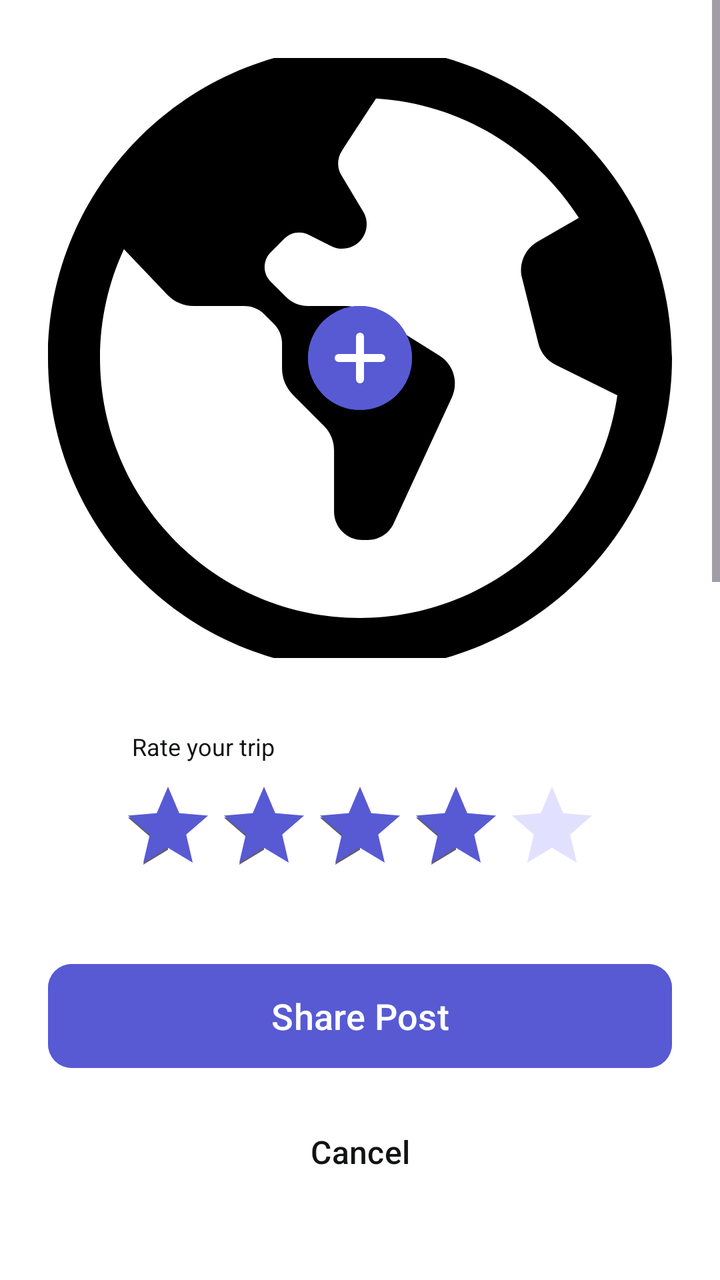
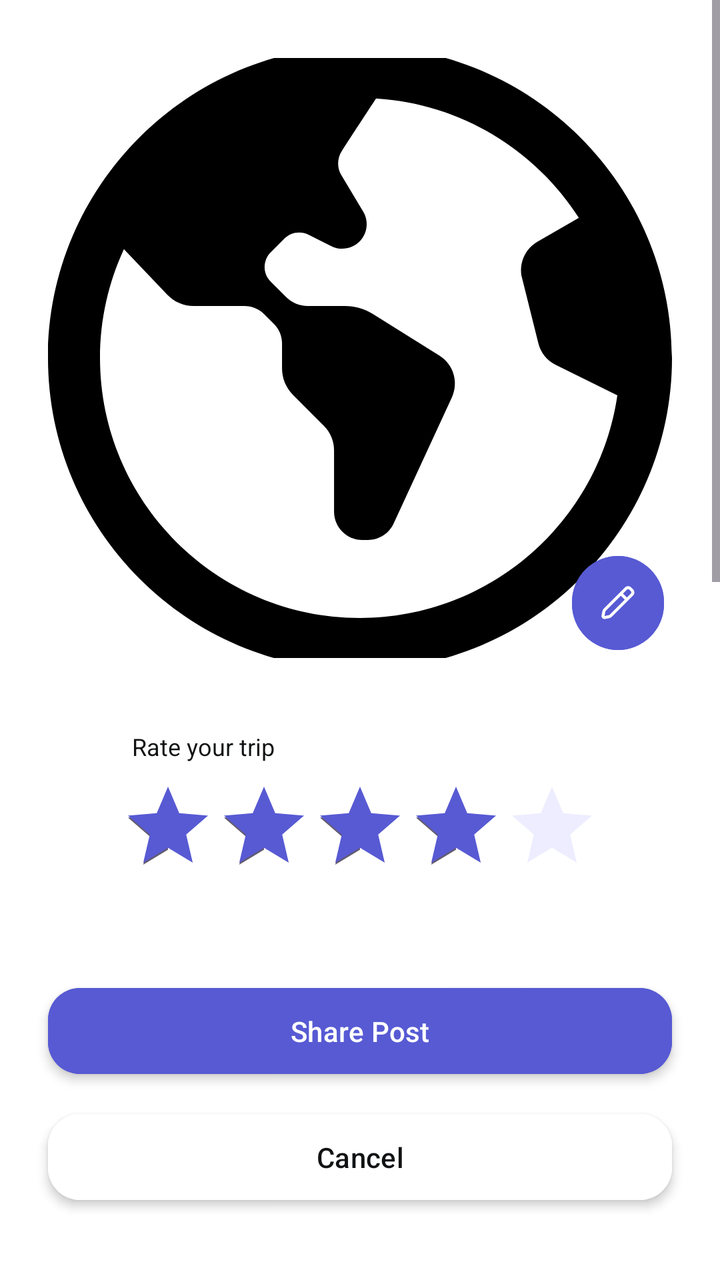

Before-and-after screenshots of an Android layout around one commit, followed by the original layout XML and the change that was made.
<!-- AndroidManifest.xml: application theme Theme.SpaceAdvisor -->
<!-- res/layout/fragment_create_post.xml -->
<?xml version="1.0" encoding="utf-8"?>
<androidx.appcompat.widget.LinearLayoutCompat xmlns:android="http://schemas.android.com/apk/res/android"
    xmlns:app="http://schemas.android.com/apk/res-auto"
    android:layout_width="match_parent"
    android:layout_height="match_parent"
    android:background="@color/background"
    android:fillViewport="true">

    <LinearLayout
        android:layout_width="match_parent"
        android:layout_height="match_parent"
        android:orientation="vertical">

        <ScrollView
            android:layout_width="match_parent"
            android:layout_height="0dp"
            android:layout_weight="1">

            <LinearLayout
                android:layout_width="match_parent"
                android:layout_height="0dp"
                android:orientation="vertical"
                android:padding="24dp">

                <FrameLayout
                    android:layout_width="match_parent"
                    android:layout_height="300dp"
                    android:layout_marginTop="5dp">

                    <com.google.android.material.imageview.ShapeableImageView
                        android:id="@+id/profile_pic_edit_profile_fragment"
                        android:layout_width="match_parent"
                        android:layout_height="match_parent"
                        android:scaleType="centerCrop"
                        android:src="@drawable/ic_home_earth" />

                    <com.google.android.material.button.MaterialButton
                        android:id="@+id/btn_update_pic_edit_profile_fragment"
                        style="@style/Widget.Material3.Button.IconButton.Filled"
                        android:layout_width="60dp"
                        android:layout_height="60dp"
                        android:layout_gravity="center"
                        android:backgroundTint="?attr/customColorPrimary"
                        app:icon="@drawable/ic_plus"
                        app:iconSize="32dp"
                        app:iconTint="@color/on_primary" />

                </FrameLayout>

                <LinearLayout
                    android:layout_width="wrap_content"
                    android:layout_height="wrap_content"
                    android:layout_gravity="center_horizontal"
                    android:layout_marginVertical="36dp"
                    android:orientation="vertical">

                    <TextView
                        android:layout_width="match_parent"
                        android:layout_height="wrap_content"
                        android:layout_marginStart="6dp"
                        android:layout_marginBottom="8dp"
                        android:text="Rate your trip"
                        android:textColor="@color/title"
                        android:textSize="12sp" />


                    <RatingBar
                        android:id="@+id/post_rating_bar"
                        android:layout_width="wrap_content"
                        android:layout_height="wrap_content"
                        android:numStars="5"
                        android:progressBackgroundTint="?attr/customColorPrimaryFaded"
                        android:progressTint="?attr/customColorPrimary"
                        android:rating="4"
                        android:stepSize="1" />

                </LinearLayout>


                <com.google.android.material.textfield.TextInputLayout
                    style="@style/Widget.MaterialComponents.TextInputLayout.OutlinedBox"
                    android:layout_width="match_parent"
                    android:layout_height="wrap_content"
                    android:hint="Post Title"
                    android:textColorHint="@color/text_input_hint"
                    app:boxStrokeColor="@color/text_input_stroke"
                    app:cursorColor="?attr/customColorPrimary"
                    app:hintTextColor="@color/text_input_hint">

                    <com.google.android.material.textfield.TextInputEditText
                        android:id="@+id/edit_post_title"
                        android:layout_width="match_parent"
                        android:layout_height="wrap_content"
                        android:textColor="@color/text_input"
                        android:textColorHint="@color/text_input_hint" />

                </com.google.android.material.textfield.TextInputLayout>

                <com.google.android.material.textfield.TextInputLayout
                    style="@style/Widget.MaterialComponents.TextInputLayout.OutlinedBox"
                    android:layout_width="match_parent"
                    android:layout_height="wrap_content"
                    android:layout_marginTop="16dp"
                    android:hint="Tell us about your trip"
                    android:textColorHint="@color/text_input_hint"
                    app:boxStrokeColor="@color/text_input_stroke"
                    app:cursorColor="?attr/customColorPrimary"
                    app:hintTextColor="@color/text_input_hint">

                    <com.google.android.material.textfield.TextInputEditText
                        android:id="@+id/edit_post_description"
                        android:layout_width="match_parent"
                        android:layout_height="120dp"
                        android:gravity="top"
                        android:inputType="textMultiLine"
                        android:textColor="@color/text_input"
                        android:textColorHint="@color/text_input_hint" />

                </com.google.android.material.textfield.TextInputLayout>

            </LinearLayout>

        </ScrollView>

        <LinearLayout
            android:layout_width="match_parent"
            android:layout_height="wrap_content"
            android:layout_marginHorizontal="24dp"
            android:orientation="vertical"
            android:paddingVertical="24dp">

            <com.google.android.material.button.MaterialButton
                android:id="@+id/save_btn"
                android:layout_width="match_parent"
                android:layout_height="60dp"
                android:backgroundTint="?attr/customColorPrimary"
                android:text="Share Post"
                android:textColor="@color/on_primary"
                android:textSize="18sp"
                app:cornerRadius="12dp"
                app:strokeWidth="0dp" />

            <com.google.android.material.button.MaterialButton
                android:id="@+id/cancel_btn"
                style="@style/Widget.Material3.Button.TextButton"
                android:layout_width="match_parent"
                android:layout_height="60dp"
                android:layout_marginTop="8dp"
                android:layout_marginBottom="10dp"
                android:text="Cancel"
                android:textColor="@color/secondary"
                android:textSize="16sp" />
        </LinearLayout>

    </LinearLayout>

</androidx.appcompat.widget.LinearLayoutCompat>
<!-- resources referenced by this layout -->
<resources>
  <color name="background">@color/white</color>
  <color name="on_primary">@color/white</color>
  <color name="secondary">@color/deep_black</color>
  <color name="text_input">@color/secondary</color>
  <color name="text_input_hint">@color/gray_dark</color>
  <color name="title">@color/secondary</color>
  <!-- drawable ic_home_earth (drawable) -->
  <?xml version="1.0" encoding="utf-8"?>
  <vector xmlns:android="http://schemas.android.com/apk/res/android"
      android:width="24dp"
      android:height="24dp"
      android:viewportWidth="24"
      android:viewportHeight="24">
  
      <path
          android:fillColor="#000000"
          android:pathData="M12,0C5.383,0,0,5.383,0,12s5.383,12,12,12,12-5.383,12-12S18.617,0,12,0Zm0,22c-5.514,0-10-4.486-10-10,0-1.494 0.33 -2.912 0.92 -4.187l1.666,1.751c0.265 0.278 0.632 0.436 ,1.016 0.436 h1.949c0.288,0,0.564 0.114 0.768 0.318 l0.373 0.373 c0.198 0.198 0.309 0.466 0.309 0.745 v0.963c0,0.385 0.153 0.753 0.425 ,1.025l1.19,1.19c0.247 0.247 0.386 0.582 0.386 0.931 v2.365c0,0.602 0.488 ,1.09,1.09,1.09h0.213c0.425,0,0.811-0.247 0.989 -0.633l2.241-4.856c0.267-0.578 0.062 -1.263-0.477-1.601l-2.562-1.601c-0.323-0.202-0.696-0.309-1.077-0.309h-1.431c-0.311,0-0.61-0.124-0.83-0.344l-0.592-0.592c-0.312-0.312-0.312-0.817,0-1.128l0.529-0.529c0.243-0.243 0.614 -0.303 0.921 -0.149l0.88 0.44 c0.361 0.181 0.798 0.11 ,1.084-0.176l0.003-0.003c0.305-0.305 0.363 -0.778 0.141 -1.147l-0.837-1.396c-0.175-0.292-0.171-0.654 0.014 -0.94 0.296 -0.457 0.78 -1.202,1.316-2.016,3.272 0.2 ,6.125,1.98,7.801,4.586l-1.59 0.917 c-0.49 0.282 -0.733 0.855 -0.595,1.403l0.627,2.507c0.09 0.36 0.333 0.662 0.665 0.827 l2.373,1.178c-0.699,4.835-4.871,8.562-9.896,8.562Z" />
  </vector>
  <!-- drawable ic_plus (drawable) -->
  <?xml version="1.0" encoding="utf-8"?>
  <vector xmlns:android="http://schemas.android.com/apk/res/android"
      android:width="24dp"
      android:height="24dp"
      android:viewportWidth="24"
      android:viewportHeight="24">
  
      <path
          android:fillColor="#000000"
          android:strokeColor="#000000"
          android:strokeWidth="3"
          android:strokeLineJoin="round"
          android:strokeLineCap="round"
          android:pathData="M4 12H20M12 4V20" />
  </vector>
  <style name="Theme.SpaceAdvisor" parent="Base.Theme.SpaceAdvisor">
          <item name="colorPrimary">@color/primary</item>
          <item name="customColorPrimary">@color/primary</item>
          <item name="customColorPrimaryGlow">@color/primary_glow</item>
          <item name="customColorPrimaryFaded">@color/primary_faded</item>
          <item name="customColorPrimaryLight">@color/primary_light</item>
          <item name="customColorPrimaryVariant">@color/primary_variant</item>
          <item name="customColorPrimaryVariantFaded">@color/primary_variant_faded</item>
      </style>
  <color name="white">#FFFFFFFF</color>
  <color name="deep_black">#111213</color>
  <color name="gray_dark">#757575</color>
  <style name="Base.Theme.SpaceAdvisor" parent="Theme.Material3.DayNight.NoActionBar">
          <item name="colorPrimary">@color/primary</item>
      </style>
  <color name="primary">@color/space_purple</color>
  <color name="primary_glow">@color/space_purple_glow</color>
  <color name="primary_faded">@color/space_purple_faded</color>
  <color name="primary_light">@color/space_purple_light</color>
  <color name="primary_variant">@color/space_pink</color>
  <color name="primary_variant_faded">@color/space_pink_faded</color>
  <color name="space_purple">#575AD3</color>
  <color name="space_purple_glow">#48575AD3</color>
  <color name="space_purple_faded">#50A0A0FF</color>
  <color name="space_purple_light">#A0A0FF</color>
  <color name="space_pink">#AE52D4</color>
  <color name="space_pink_faded">#20AE52D4</color>
</resources>

<!-- the commit's change to res/layout/fragment_create_post.xml (unified diff, before → after) -->
@@ -37,12 +37,14 @@
                     <com.google.android.material.button.MaterialButton
                         android:id="@+id/btn_update_pic_edit_profile_fragment"
                         style="@style/Widget.Material3.Button.IconButton.Filled"
-                        android:layout_width="60dp"
-                        android:layout_height="60dp"
-                        android:layout_gravity="center"
+                        android:layout_width="wrap_content"
+                        android:layout_height="wrap_content"
+                        android:layout_gravity="end|bottom"
                         android:backgroundTint="?attr/customColorPrimary"
-                        app:icon="@drawable/ic_plus"
-                        app:iconSize="32dp"
+                        android:padding="14dp"
+                        app:strokeWidth="0dp"
+                        app:icon="@drawable/ic_edit"
+                        app:iconSize="18dp"
                         app:iconTint="@color/on_primary" />
 
                 </FrameLayout>
@@ -69,7 +71,7 @@
                         android:layout_width="wrap_content"
                         android:layout_height="wrap_content"
                         android:numStars="5"
-                        android:progressBackgroundTint="?attr/customColorPrimaryFaded"
+                        android:progressBackgroundTint="?attr/customColorPrimaryLightFaded"
                         android:progressTint="?attr/customColorPrimary"
                         android:rating="4"
                         android:stepSize="1" />
@@ -125,31 +127,40 @@
         <LinearLayout
             android:layout_width="match_parent"
             android:layout_height="wrap_content"
-            android:layout_marginHorizontal="24dp"
-            android:orientation="vertical"
-            android:paddingVertical="24dp">
+            android:orientation="vertical">
 
             <com.google.android.material.button.MaterialButton
                 android:id="@+id/save_btn"
+                style="@style/Widget.Material3.Button.TextButton"
                 android:layout_width="match_parent"
-                android:layout_height="60dp"
+                android:layout_height="wrap_content"
+                android:layout_marginHorizontal="24dp"
+                android:layout_marginTop="36dp"
                 android:backgroundTint="?attr/customColorPrimary"
+                android:elevation="3dp"
+                android:paddingVertical="12dp"
                 android:text="Share Post"
                 android:textColor="@color/on_primary"
-                android:textSize="18sp"
-                app:cornerRadius="12dp"
+                android:textSize="14sp"
+                app:cornerRadius="16dp"
                 app:strokeWidth="0dp" />
 
             <com.google.android.material.button.MaterialButton
                 android:id="@+id/cancel_btn"
                 style="@style/Widget.Material3.Button.TextButton"
                 android:layout_width="match_parent"
-                android:layout_height="60dp"
-                android:layout_marginTop="8dp"
-                android:layout_marginBottom="10dp"
+                android:layout_height="wrap_content"
+                android:layout_marginHorizontal="24dp"
+                android:layout_marginTop="12dp"
+                android:layout_marginBottom="36dp"
+                android:backgroundTint="@color/background"
+                android:elevation="3dp"
+                android:paddingVertical="12dp"
                 android:text="Cancel"
-                android:textColor="@color/secondary"
-                android:textSize="16sp" />
+                android:textColor="@color/title"
+                android:textSize="14sp"
+                app:cornerRadius="16dp"
+                app:strokeWidth="0dp" />
         </LinearLayout>
 
     </LinearLayout>
<!-- resource entries referenced after the edit -->
@@ -6,6 +6,19 @@
   <color name="text_input">@color/secondary</color>
   <color name="text_input_hint">@color/gray_dark</color>
   <color name="title">@color/secondary</color>
+  <!-- drawable ic_edit (drawable) -->
+  <?xml version="1.0" encoding="utf-8"?>
+  <vector xmlns:android="http://schemas.android.com/apk/res/android"
+      android:width="24dp"
+      android:height="24dp"
+      android:viewportWidth="24"
+      android:viewportHeight="24">
+  
+      <path
+          android:fillColor="#0F0F0F"
+          android:fillType="evenOdd"
+          android:pathData="M20.8477 1.87868C19.6761 0.707109 17.7766 0.707105 16.605 1.87868L2.44744 16.0363C2.02864 16.4551 1.74317 16.9885 1.62702 17.5692L1.03995 20.5046C0.760062 21.904 1.9939 23.1379 3.39334 22.858L6.32868 22.2709C6.90945 22.1548 7.44285 21.8693 7.86165 21.4505L22.0192 7.29289C23.1908 6.12132 23.1908 4.22183 22.0192 3.05025L20.8477 1.87868ZM18.0192 3.29289C18.4098 2.90237 19.0429 2.90237 19.4335 3.29289L20.605 4.46447C20.9956 4.85499 20.9956 5.48815 20.605 5.87868L17.9334 8.55027L15.3477 5.96448L18.0192 3.29289ZM13.9334 7.3787L3.86165 17.4505C3.72205 17.5901 3.6269 17.7679 3.58818 17.9615L3.00111 20.8968L5.93645 20.3097C6.13004 20.271 6.30784 20.1759 6.44744 20.0363L16.5192 9.96448L13.9334 7.3787Z" />
+  </vector>
   <!-- drawable ic_home_earth (drawable) -->
   <?xml version="1.0" encoding="utf-8"?>
   <vector xmlns:android="http://schemas.android.com/apk/res/android"
@@ -18,47 +31,25 @@
           android:fillColor="#000000"
           android:pathData="M12,0C5.383,0,0,5.383,0,12s5.383,12,12,12,12-5.383,12-12S18.617,0,12,0Zm0,22c-5.514,0-10-4.486-10-10,0-1.494 0.33 -2.912 0.92 -4.187l1.666,1.751c0.265 0.278 0.632 0.436 ,1.016 0.436 h1.949c0.288,0,0.564 0.114 0.768 0.318 l0.373 0.373 c0.198 0.198 0.309 0.466 0.309 0.745 v0.963c0,0.385 0.153 0.753 0.425 ,1.025l1.19,1.19c0.247 0.247 0.386 0.582 0.386 0.931 v2.365c0,0.602 0.488 ,1.09,1.09,1.09h0.213c0.425,0,0.811-0.247 0.989 -0.633l2.241-4.856c0.267-0.578 0.062 -1.263-0.477-1.601l-2.562-1.601c-0.323-0.202-0.696-0.309-1.077-0.309h-1.431c-0.311,0-0.61-0.124-0.83-0.344l-0.592-0.592c-0.312-0.312-0.312-0.817,0-1.128l0.529-0.529c0.243-0.243 0.614 -0.303 0.921 -0.149l0.88 0.44 c0.361 0.181 0.798 0.11 ,1.084-0.176l0.003-0.003c0.305-0.305 0.363 -0.778 0.141 -1.147l-0.837-1.396c-0.175-0.292-0.171-0.654 0.014 -0.94 0.296 -0.457 0.78 -1.202,1.316-2.016,3.272 0.2 ,6.125,1.98,7.801,4.586l-1.59 0.917 c-0.49 0.282 -0.733 0.855 -0.595,1.403l0.627,2.507c0.09 0.36 0.333 0.662 0.665 0.827 l2.373,1.178c-0.699,4.835-4.871,8.562-9.896,8.562Z" />
   </vector>
-  <!-- drawable ic_plus (drawable) -->
-  <?xml version="1.0" encoding="utf-8"?>
-  <vector xmlns:android="http://schemas.android.com/apk/res/android"
-      android:width="24dp"
-      android:height="24dp"
-      android:viewportWidth="24"
-      android:viewportHeight="24">
-  
-      <path
-          android:fillColor="#000000"
-          android:strokeColor="#000000"
-          android:strokeWidth="3"
-          android:strokeLineJoin="round"
-          android:strokeLineCap="round"
-          android:pathData="M4 12H20M12 4V20" />
-  </vector>
   <style name="Theme.SpaceAdvisor" parent="Base.Theme.SpaceAdvisor">
-          <item name="colorPrimary">@color/primary</item>
-          <item name="customColorPrimary">@color/primary</item>
-          <item name="customColorPrimaryGlow">@color/primary_glow</item>
-          <item name="customColorPrimaryFaded">@color/primary_faded</item>
-          <item name="customColorPrimaryLight">@color/primary_light</item>
-          <item name="customColorPrimaryVariant">@color/primary_variant</item>
-          <item name="customColorPrimaryVariantFaded">@color/primary_variant_faded</item>
+          <item name="colorPrimary">@color/space_purple</item>
+          <item name="customColorPrimary">@color/space_purple</item>
+          <item name="customColorPrimaryFaded">@color/space_purple_faded</item>
+          <item name="customColorPrimaryLight">@color/space_purple_light</item>
+          <item name="customColorPrimaryLightFaded">@color/space_purple_light_faded</item>
+          <item name="customColorPrimaryVariant">@color/space_pink</item>
+          <item name="customColorPrimaryVariantFaded">@color/space_pink_faded</item>
       </style>
   <color name="white">#FFFFFFFF</color>
   <color name="deep_black">#111213</color>
   <color name="gray_dark">#757575</color>
   <style name="Base.Theme.SpaceAdvisor" parent="Theme.Material3.DayNight.NoActionBar">
-          <item name="colorPrimary">@color/primary</item>
+          <item name="colorPrimary">@color/space_purple</item>
       </style>
-  <color name="primary">@color/space_purple</color>
-  <color name="primary_glow">@color/space_purple_glow</color>
-  <color name="primary_faded">@color/space_purple_faded</color>
-  <color name="primary_light">@color/space_purple_light</color>
-  <color name="primary_variant">@color/space_pink</color>
-  <color name="primary_variant_faded">@color/space_pink_faded</color>
   <color name="space_purple">#575AD3</color>
-  <color name="space_purple_glow">#48575AD3</color>
-  <color name="space_purple_faded">#50A0A0FF</color>
+  <color name="space_purple_faded">#48575AD3</color>
   <color name="space_purple_light">#A0A0FF</color>
+  <color name="space_purple_light_faded">#30A0A0FF</color>
   <color name="space_pink">#AE52D4</color>
   <color name="space_pink_faded">#20AE52D4</color>
 </resources>
